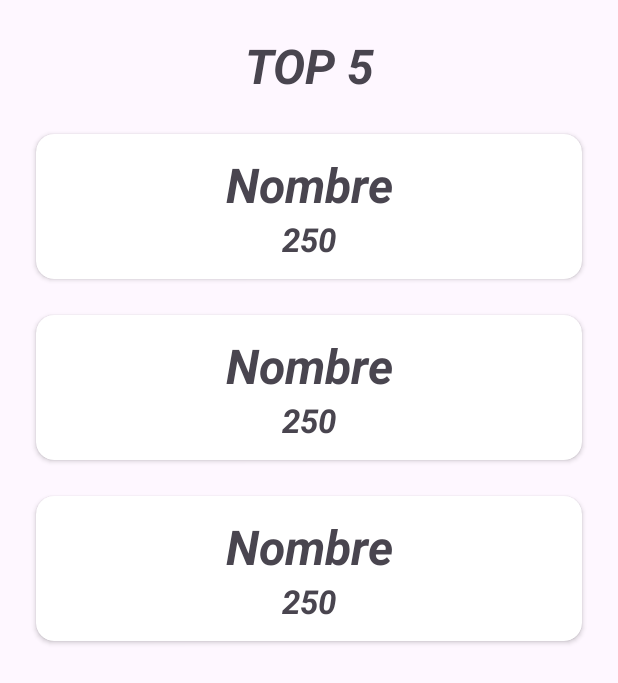
After one commit to joseolivagarcia/LosGoyApp, an Android app: the layout activity_ranking.xml on its own in the app's theme, with its tools: preview values and no code run, on a phone screen of 412 x 824 dp. The commit adds this screen. Shown: the top 683 px of the screen. Run offline under Robolectric (Android 15) with nearby library versions, the phone set to English and light mode, and no system bars.

Commit message:
Funcionando el recycler que muestra el ranking.

```diff
--- a/app/src/main/AndroidManifest.xml
+++ b/app/src/main/AndroidManifest.xml
@@ -16,6 +16,9 @@
         android:theme="@style/Theme.LosGoyApp"
         tools:targetApi="31">
         <activity
+            android:name=".ui.ranking.RankingActivity"
+            android:exported="false" />
+        <activity
             android:name=".ui.splash.SplashActivity"
             android:exported="false" />
         <activity
--- a/app/src/main/java/com/joseoliva/losgoyapp/data/local/DatosPreguntas.kt
+++ b/app/src/main/java/com/joseoliva/losgoyapp/data/local/DatosPreguntas.kt
@@ -1,6 +1,6 @@
 package com.joseoliva.losgoyapp.data.local
 
-import com.joseoliva.losgoyapp.data.response.QuestionResponse
+import com.joseoliva.losgoyapp.data.models.QuestionResponse
 
 class DatosPreguntas {
 
--- a/app/src/main/java/com/joseoliva/losgoyapp/data/response/QuestionResponse.kt
+++ b/app/src/main/java/com/joseoliva/losgoyapp/data/models/QuestionResponse.kt
@@ -1,4 +1,4 @@
-package com.joseoliva.losgoyapp.data.response
+package com.joseoliva.losgoyapp.data.models
 
 import android.os.Parcel
 import android.os.Parcelable
--- /dev/null
+++ b/app/src/main/java/com/joseoliva/losgoyapp/data/models/rankingModel.kt
@@ -0,0 +1,6 @@
+package com.joseoliva.losgoyapp.data.models
+
+data class rankingModel(
+    var nombre: String? = null,
+    var puntos: String? = null
+)
--- a/app/src/main/java/com/joseoliva/losgoyapp/domain/GetPreguntasUseCase.kt
+++ b/app/src/main/java/com/joseoliva/losgoyapp/domain/GetPreguntasUseCase.kt
@@ -5,5 +5,5 @@ import javax.inject.Inject
 
 class GetPreguntasUseCase @Inject constructor(private val firebaseService: FirebaseService) {
 
-    operator fun invoke() = firebaseService.getPreguntas()
+    //operator fun invoke() = firebaseService.getPreguntas()
 }
--- a/app/src/main/java/com/joseoliva/losgoyapp/ui/game/PreguntasActivity.kt
+++ b/app/src/main/java/com/joseoliva/losgoyapp/ui/game/PreguntasActivity.kt
@@ -8,9 +8,9 @@ import android.util.Log
 import android.widget.Toast
 import androidx.appcompat.app.AppCompatActivity
 import androidx.lifecycle.lifecycleScope
-import com.joseoliva.losgoyapp.data.response.QuestionResponse
+import com.joseoliva.losgoyapp.data.models.QuestionResponse
 import com.joseoliva.losgoyapp.databinding.ActivityPreguntasBinding
-import com.joseoliva.losgoyapp.ui.main.MainActivity
+import com.joseoliva.losgoyapp.ui.ranking.RankingActivity
 import dagger.hilt.android.AndroidEntryPoint
 import kotlinx.coroutines.delay
 import kotlinx.coroutines.launch
@@ -69,7 +69,7 @@ class PreguntasActivity: AppCompatActivity(){
 
     private suspend fun finalizarJuego(){
         delay(2000)
-        val intent = Intent(this, MainActivity::class.java)
+        val intent = Intent(this, RankingActivity::class.java)
         startActivity(intent)
     }
 
--- a/app/src/main/java/com/joseoliva/losgoyapp/ui/main/MainActivityViewModel.kt
+++ b/app/src/main/java/com/joseoliva/losgoyapp/ui/main/MainActivityViewModel.kt
@@ -2,8 +2,8 @@ package com.joseoliva.losgoyapp.ui.main
 
 import androidx.lifecycle.ViewModel
 import com.google.firebase.database.DatabaseReference
+import com.joseoliva.losgoyapp.data.models.QuestionResponse
 import com.joseoliva.losgoyapp.data.network.FirebaseService
-import com.joseoliva.losgoyapp.data.response.QuestionResponse
 import com.joseoliva.losgoyapp.domain.GetPreguntasUseCase
 import dagger.hilt.android.lifecycle.HiltViewModel
 import javax.inject.Inject
--- a/app/src/main/java/com/joseoliva/losgoyapp/ui/splash/SplashActivity.kt
+++ b/app/src/main/java/com/joseoliva/losgoyapp/ui/splash/SplashActivity.kt
@@ -10,7 +10,7 @@ import androidx.core.view.isVisible
 import androidx.lifecycle.Lifecycle
 import androidx.lifecycle.lifecycleScope
 import androidx.lifecycle.repeatOnLifecycle
-import com.joseoliva.losgoyapp.data.response.QuestionResponse
+import com.joseoliva.losgoyapp.data.models.QuestionResponse
 import com.joseoliva.losgoyapp.databinding.ActivitySplashBinding
 import com.joseoliva.losgoyapp.ui.game.PreguntasActivity
 import dagger.hilt.android.AndroidEntryPoint
--- a/app/src/main/java/com/joseoliva/losgoyapp/ui/splash/SplashActivityViewModel.kt
+++ b/app/src/main/java/com/joseoliva/losgoyapp/ui/splash/SplashActivityViewModel.kt
@@ -4,8 +4,8 @@ import android.util.Log
 import androidx.lifecycle.ViewModel
 import androidx.lifecycle.viewModelScope
 import com.google.firebase.database.DatabaseReference
+import com.joseoliva.losgoyapp.data.models.QuestionResponse
 import com.joseoliva.losgoyapp.data.network.FirebaseService
-import com.joseoliva.losgoyapp.data.response.QuestionResponse
 import com.joseoliva.losgoyapp.domain.GetPreguntasUseCase
 import dagger.hilt.android.lifecycle.HiltViewModel
 import kotlinx.coroutines.Dispatchers
--- /dev/null
+++ b/app/src/main/res/layout/activity_ranking.xml
@@ -0,0 +1,32 @@
+<?xml version="1.0" encoding="utf-8"?>
+<androidx.constraintlayout.widget.ConstraintLayout xmlns:android="http://schemas.android.com/apk/res/android"
+    xmlns:app="http://schemas.android.com/apk/res-auto"
+    xmlns:tools="http://schemas.android.com/tools"
+    android:layout_width="match_parent"
+    android:layout_height="match_parent"
+    tools:context=".ui.ranking.RankingActivity">
+
+    <TextView
+        android:id="@+id/tvtituloRanking"
+        android:layout_width="0dp"
+        android:layout_height="wrap_content"
+        app:layout_constraintTop_toTopOf="parent"
+        app:layout_constraintStart_toStartOf="parent"
+        app:layout_constraintEnd_toEndOf="parent"
+        app:layout_constraintBottom_toTopOf="@id/rvRanking"
+        android:text="@string/ranking"
+        android:textSize="32dp"
+        android:textStyle="bold|italic"
+        android:gravity="center"
+        android:layout_marginVertical="22dp"/>
+    <androidx.recyclerview.widget.RecyclerView
+        android:id="@+id/rvRanking"
+        android:layout_width="match_parent"
+        android:layout_height="wrap_content"
+        app:layout_constraintTop_toBottomOf="@id/tvtituloRanking"
+        app:layout_constraintStart_toStartOf="parent"
+        app:layout_constraintEnd_toEndOf="parent"
+        android:layout_margin="12dp"
+        tools:listitem="@layout/item_ranking"/>
+
+</androidx.constraintlayout.widget.ConstraintLayout>
--- /dev/null
+++ b/app/src/main/res/layout/item_ranking.xml
@@ -0,0 +1,37 @@
+<?xml version="1.0" encoding="utf-8"?>
+<androidx.cardview.widget.CardView
+    xmlns:android="http://schemas.android.com/apk/res/android"
+    android:layout_width="match_parent"
+    android:layout_height="wrap_content"
+    xmlns:app="http://schemas.android.com/apk/res-auto"
+    android:layout_margin="12dp"
+    app:cardCornerRadius="12dp"
+    android:elevation="12dp">
+
+    <LinearLayout
+        android:layout_width="match_parent"
+        android:layout_height="match_parent"
+        android:orientation="vertical"
+        android:layout_margin="12dp">
+
+        <TextView
+            android:id="@+id/tvnombreRanking"
+            android:layout_width="match_parent"
+            android:layout_height="wrap_content"
+            android:text="Nombre"
+            android:textSize="32dp"
+            android:textStyle="italic|bold"
+            android:textAlignment="center"/>
+        <TextView
+            android:id="@+id/tvpuntosRanking"
+            android:layout_width="match_parent"
+            android:layout_height="wrap_content"
+            android:text="250"
+            android:textSize="22dp"
+            android:textStyle="italic|bold"
+            android:textAlignment="center"/>
+
+    </LinearLayout>
+
+
+</androidx.cardview.widget.CardView>
--- a/app/src/main/res/values/strings.xml
+++ b/app/src/main/res/values/strings.xml
@@ -1,4 +1,5 @@
 <resources>
     <string name="app_name">LosGoyApp</string>
     <string name="titulo_preguntas_activity">¿Cúanto sabes de...?</string>
+    <string name="ranking">TOP 5</string>
 </resources>
```
Also changed, not shown: app/src/main/java/com/joseoliva/losgoyapp/data/network/FirebaseService.kt (+32 -18 lines), app/src/main/java/com/joseoliva/losgoyapp/domain/GetRankingUseCase.kt (added, +8 -0 lines), app/src/main/java/com/joseoliva/losgoyapp/ui/ranking/RankingActivity.kt (added, +54 -0 lines), app/src/main/java/com/joseoliva/losgoyapp/ui/ranking/RankingActivityViewModel.kt (added, +52 -0 lines), app/src/main/java/com/joseoliva/losgoyapp/ui/ranking/adapter/RankingAdapter.kt (added, +28 -0 lines), app/src/main/java/com/joseoliva/losgoyapp/ui/ranking/adapter/RankingViewHolder.kt (added, +18 -0 lines).
